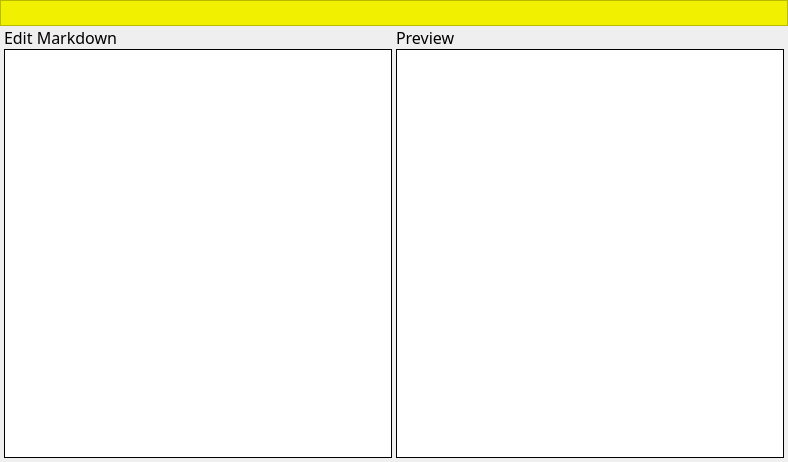
This is GUI/note.ui in goldentoaste/honey-pot as Qt 5 draws it before an edit. The edited form follows.
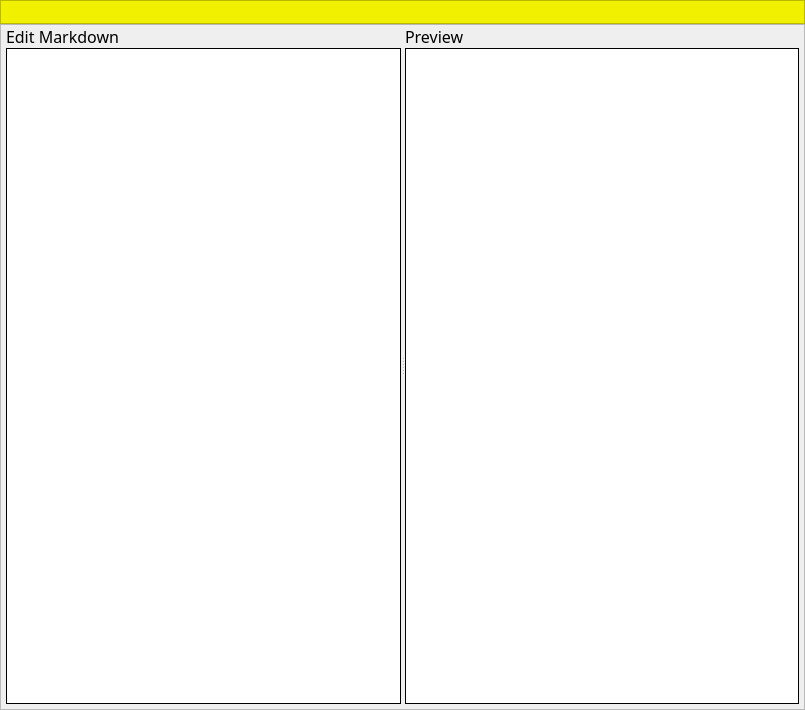
This is the edited form. Custom widgets are drawn as their Qt base class.

Patch:
```diff
--- a/GUI/note.ui
+++ b/GUI/note.ui
@@ -6,13 +6,16 @@
    <rect>
     <x>0</x>
     <y>0</y>
-    <width>788</width>
-    <height>462</height>
+    <width>805</width>
+    <height>710</height>
    </rect>
   </property>
   <property name="windowTitle">
    <string>Form</string>
   </property>
+  <property name="styleSheet">
+   <string notr="true"/>
+  </property>
   <layout class="QVBoxLayout" name="verticalLayout">
    <property name="spacing">
     <number>0</number>
@@ -32,7 +35,7 @@
    <item>
     <widget class="QFrame" name="frame">
      <property name="sizePolicy">
-      <sizepolicy hsizetype="Expanding" vsizetype="Preferred">
+      <sizepolicy hsizetype="Expanding" vsizetype="Maximum">
        <horstretch>0</horstretch>
        <verstretch>0</verstretch>
       </sizepolicy>
@@ -70,13 +73,13 @@
          <number>0</number>
         </property>
         <property name="leftMargin">
-         <number>2</number>
+         <number>0</number>
         </property>
         <property name="topMargin">
-         <number>2</number>
+         <number>0</number>
         </property>
         <property name="rightMargin">
-         <number>2</number>
+         <number>0</number>
         </property>
         <item>
          <widget class="QPushButton" name="newNoteButton">
@@ -235,20 +238,44 @@
     </widget>
    </item>
    <item>
-    <layout class="QHBoxLayout" name="horizontalLayout_2">
+    <widget class="QFrame" name="frame_2">
+     <property name="frameShape">
+      <enum>QFrame::StyledPanel</enum>
+     </property>
+     <property name="frameShadow">
+      <enum>QFrame::Raised</enum>
+     </property>
+     <layout class="QHBoxLayout" name="horizontalLayout_4">
      <property name="spacing">
       <number>0</number>
      </property>
-     <item>
-      <layout class="QVBoxLayout" name="verticalLayout_3">
        <property name="leftMargin">
-        <number>4</number>
+       <number>5</number>
+      </property>
+      <property name="topMargin">
+       <number>0</number>
        </property>
        <property name="rightMargin">
-        <number>2</number>
+       <number>5</number>
        </property>
        <property name="bottomMargin">
-        <number>4</number>
+       <number>5</number>
+      </property>
+      <item>
+       <widget class="QSplitter" name="splitter">
+        <property name="orientation">
+         <enum>Qt::Horizontal</enum>
+        </property>
+        <widget class="QWidget" name="verticalLayoutWidget_2">
+         <layout class="QVBoxLayout" name="editorLayout">
+          <property name="spacing">
+           <number>0</number>
+          </property>
+          <property name="leftMargin">
+           <number>0</number>
+          </property>
+          <property name="bottomMargin">
+           <number>0</number>
        </property>
        <item>
         <widget class="QLabel" name="editLabel">
@@ -274,20 +301,17 @@
         </widget>
        </item>
       </layout>
-     </item>
-     <item>
-      <layout class="QVBoxLayout" name="verticalLayout_2">
-       <property name="leftMargin">
-        <number>2</number>
-       </property>
-       <property name="topMargin">
+        </widget>
+        <widget class="QWidget" name="verticalLayoutWidget">
+         <layout class="QVBoxLayout" name="previewLayout">
+          <property name="spacing">
         <number>0</number>
        </property>
        <property name="rightMargin">
-        <number>4</number>
+           <number>0</number>
        </property>
        <property name="bottomMargin">
-        <number>4</number>
+           <number>0</number>
        </property>
        <item>
         <widget class="QLabel" name="previewLabel">
@@ -328,8 +352,11 @@
         </widget>
        </item>
       </layout>
-     </item>
-    </layout>
+        </widget>
+       </widget>
+      </item>
+     </layout>
+    </widget>
    </item>
   </layout>
  </widget>
```
Lines whose indentation alone changed are shown as unchanged.
